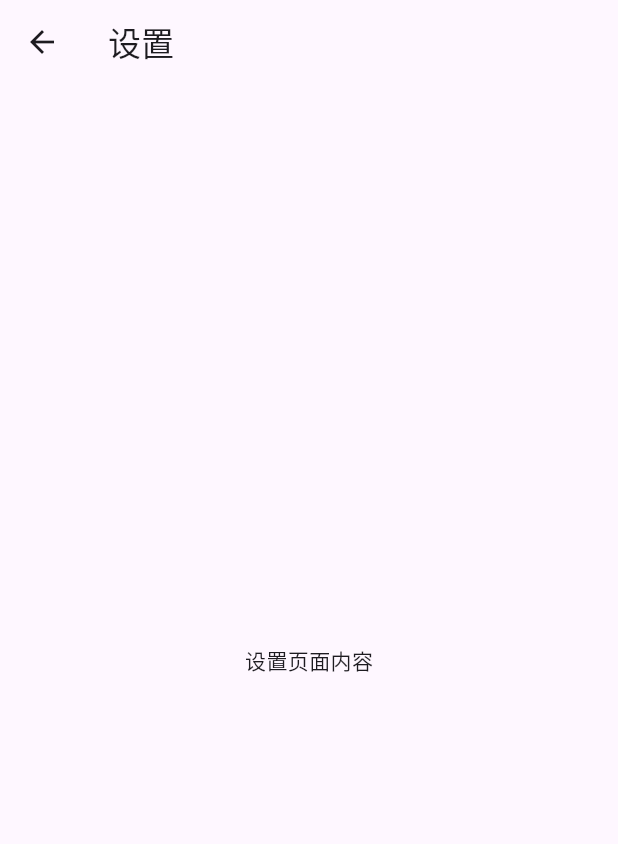
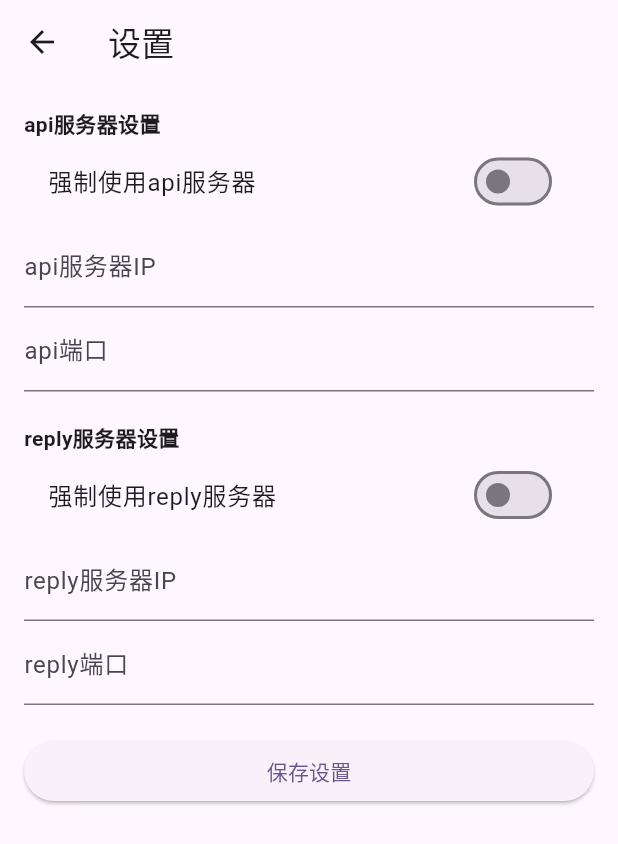
Before and after one commit to Augus2026/EasyNetwork, a Flutter app: the screen it shows after launch, after a tap on the "settings" icon, on a phone screen of 412 x 824 dp. Shown: the top 844 px of the screen. Run offline on Flutter 3.47's test engine with Material 3 defaults, Android fonts, the phone set to English and light mode, and no system bars; our stand-ins replace auto_size_text, device_info_plus, shared_preferences; missing offline and left inert: dart:ffi, system_info; network calls fail.

Commit message:
添加服务器地址设置功能

```diff
--- /dev/null
+++ b/EasyNetwork/flutter/lib/config.dart
@@ -0,0 +1,35 @@
+import 'dart:convert';
+import 'dart:io';
+import 'package:shared_preferences/shared_preferences.dart';
+
+Future<String> get_api_server_address() async {
+  String server_address = "cn-easy-network.com";
+  String server_port = "1001";
+
+  SharedPreferences prefs = await SharedPreferences.getInstance();
+  bool forceUseApiServer = prefs.getBool('forceUseApiServer') ?? false;
+  if(forceUseApiServer) {
+    server_address = prefs.getString('apiServerIp') ?? '';
+    server_port = prefs.getInt('apiServerPort')?.toString() ?? '';
+  }
+
+  return '$server_address:$server_port';
+}
+
+Future<String> get_reply_server_address() async {
+  String server_address = "";
+  String server_port = "";
+
+  SharedPreferences prefs = await SharedPreferences.getInstance();
+  bool forceUseReplyServer = prefs.getBool('forceUseReplyServer') ?? false;
+  if(forceUseReplyServer) {
+    server_address = prefs.getString('replyServerIp') ?? '';
+    server_port = prefs.getInt('replyServerPort')?.toString() ?? '';
+  }
+
+  if(server_address == "" || server_port == "") {
+    return "";
+  }
+
+  return '$server_address:$server_port';
+}
--- a/EasyNetwork/flutter/lib/easy_network_http.dart
+++ b/EasyNetwork/flutter/lib/easy_network_http.dart
@@ -4,13 +4,7 @@ import 'package:flutter/material.dart';
 import 'package:http/http.dart' as http;
 import 'package:device_info_plus/device_info_plus.dart';
 import 'package:system_info/system_info.dart';
-
-String server_address = "cn-easy-network.com";
-String server_port = "1001";
-
-String get_server_address() {
-  return '$server_address:$server_port';
-}
+import 'config.dart';
 
 Future<Map<String, dynamic>> _getDeviceInfo() async {
   final deviceInfo = DeviceInfoPlugin();
@@ -54,7 +48,7 @@ Future<bool> report_sysinfo({
   required String uuid,
 }) async {
   try {
-    String domain = get_server_address();
+    String domain = await get_api_server_address();
     final url = Uri.parse('http://$domain/api/v1/sysinfo');
     final headers = {
       'Accept': 'application/json',
@@ -90,7 +84,7 @@ Future<bool> update_online_status({
   required String uuid,
 }) async {
   try {
-    String domain = get_server_address();
+    String domain = await get_api_server_address();
     final url = Uri.parse('http://$domain/api/v1/online_status');
     final headers = {
       'Accept': 'application/json',
@@ -126,7 +120,7 @@ Future<bool> update_member_online_status({
   required String networkName
 }) async {
   try {
-    String domain = get_server_address();
+    String domain = await get_api_server_address();
     final url = Uri.parse('http://$domain/api/v1/member_online_status');
     final headers = {
       'Accept': 'application/json',
@@ -162,7 +156,7 @@ Future<List<Map<String, dynamic>>> get_network_members({
   required String networkId,
 }) async {
   try {
-    String domain = get_server_address();
+    String domain = await get_api_server_address();
     final url = Uri.parse('http://$domain/api/v1/networks/$networkId/members');
     final headers = {
       'Accept': 'application/json',
@@ -199,7 +193,7 @@ Future<Map<String, dynamic>> joinNetwork({
   required String networkName,
 }) async {
   try {
-    String domain = get_server_address();
+    String domain = await get_api_server_address();
     final url = Uri.parse('http://$domain/api/v1/networks/join');
     final headers = {
       'Accept': 'application/json',
@@ -235,7 +229,7 @@ Future<void> leaveNetwork({
   required String networkName,
 }) async {
   try {
-    String domain = get_server_address();
+    String domain = await get_api_server_address();
     final url = Uri.parse('http://$domain/api/v1/networks/leave');
     final headers = {
       'Accept': 'application/json',
@@ -270,7 +264,7 @@ Future<List<Map<String, dynamic>>> update_route({
   required String networkName,
 }) async {
   try {
-    String domain = get_server_address();
+    String domain = await get_api_server_address();
     final url = Uri.parse('http://$domain/api/v1/route_list');
     final headers = {
       'Accept': 'application/json',
--- a/EasyNetwork/flutter/lib/pages/settings_page.dart
+++ b/EasyNetwork/flutter/lib/pages/settings_page.dart
@@ -1,15 +1,143 @@
 import 'package:flutter/material.dart';
+import 'package:shared_preferences/shared_preferences.dart';
 
-class SettingsPage extends StatelessWidget {
+class SettingsPage extends StatefulWidget {
+  @override
+  _SettingsPageState createState() => _SettingsPageState();
+}
+
+class _SettingsPageState extends State<SettingsPage> {
+  final _formKey = GlobalKey<FormState>();
+  final _apiIpController = TextEditingController();
+  final _apiPortController = TextEditingController();
+  final _replyIpController = TextEditingController();
+  final _replyPortController = TextEditingController();
+  bool _forceUseApiServer = false;
+  bool _forceUseReplyServer = false;
+
+  Future<void> _loadLocalSettings() async {
+    SharedPreferences prefs = await SharedPreferences.getInstance();
+    setState(() {
+      _apiIpController.text = prefs.getString('apiServerAddress') ?? '';
+      _apiPortController.text = prefs.getInt('apiServerPort')?.toString() ?? '';
+      _replyIpController.text = prefs.getString('replyServerAddress') ?? '';
+      _replyPortController.text = prefs.getInt('replyServerPort')?.toString() ?? '';
+      _forceUseApiServer = prefs.getBool('forceUseApiServer') ?? false;
+      _forceUseReplyServer = prefs.getBool('forceUseReplyServer') ?? false;
+    });
+  }
+
+  Future<void> _saveLocalSettings() async {
+    SharedPreferences prefs = await SharedPreferences.getInstance();
+    prefs.setString('apiServerAddress', _apiIpController.text);
+    prefs.setInt('apiServerPort', int.parse(_apiPortController.text));
+    prefs.setString('replyServerAddress', _replyIpController.text);
+    prefs.setInt('replyServerPort', int.parse(_replyPortController.text));
+    prefs.setBool('forceUseApiServer', _forceUseApiServer);
+    prefs.setBool('forceUseReplyServer', _forceUseReplyServer);
+  }
+
+  @override
+  void initState() {
+    super.initState();
+    _loadLocalSettings();
+  }
+
+  @override
+  void dispose() {
+    _apiIpController.dispose();
+    _apiPortController.dispose();
+    _replyIpController.dispose();
+    _replyPortController.dispose();
+    super.dispose();
+  }
+
+  Future<void> _saveSettings() async {
+    if (_formKey.currentState!.validate()) {
+      ScaffoldMessenger.of(context).showSnackBar(
+        SnackBar(content: Text('设置已保存')),
+      );
+      await _saveLocalSettings();
+    }
+  }
+
   @override
   Widget build(BuildContext context) {
     return Scaffold(
-      appBar: AppBar(
-        title: Text('设置'),
-      ),
-      body: Center(
-        child: Text('设置页面内容'),
+      appBar: AppBar(title: Text('设置')),
+      body: Padding(
+        padding: EdgeInsets.all(16.0),
+        child: Form(
+          key: _formKey,
+          child: ListView(
+            children: [
+              Text('api服务器设置', style: TextStyle(fontWeight: FontWeight.bold)),
+              SwitchListTile(
+                title: Text('强制使用api服务器'),
+                value: _forceUseApiServer,
+                onChanged: (bool value) {
+                  setState(() {
+                    _forceUseApiServer = value;
+                  });
+                },
+              ),
+              TextFormField(
+                controller: _apiIpController,
+                decoration: InputDecoration(labelText: 'api服务器IP'),
+                validator: (value) => _validateIp(value),
+              ),
+              TextFormField(
+                controller: _apiPortController,
+                decoration: InputDecoration(labelText: 'api端口'),
+                validator: (value) => _validatePort(value),
+              ),
+              SizedBox(height: 20),
+              Text('reply服务器设置', style: TextStyle(fontWeight: FontWeight.bold)),
+              SwitchListTile(
+                title: Text('强制使用reply服务器'),
+                value: _forceUseReplyServer,
+                onChanged: (bool value) {
+                  setState(() {
+                    _forceUseReplyServer = value;
+                  });
+                },
+              ),
+              TextFormField(
+                controller: _replyIpController,
+                decoration: InputDecoration(labelText: 'reply服务器IP'),
+                validator: (value) => _validateIp(value),
+              ),
+              TextFormField(
+                controller: _replyPortController,
+                decoration: InputDecoration(labelText: 'reply端口'),
+                validator: (value) => _validatePort(value),
+              ),
+              SizedBox(height: 20),
+              ElevatedButton(
+                onPressed: () async {
+                  await _saveSettings();
+                  Navigator.pop(context);
+                },
+                child: Text('保存设置'),
+              ),
+            ],
+          ),
+        ),
       ),
     );
   }
 }
+
+String? _validateIp(String? value) {
+  if (value == null || value.isEmpty) return '请输入IP地址';
+  final ipRegex = RegExp(r'^((25[0-5]|2[0-4]\d|[01]?\d\d?)\.){3}(25[0-5]|2[0-4]\d|[01]?\d\d?)$');
+  if (!ipRegex.hasMatch(value)) return '请输入有效的IP地址';
+  return null;
+}
+
+String? _validatePort(String? value) {
+  if (value == null || value.isEmpty) return '请输入端口号';
+  final port = int.tryParse(value);
+  if (port == null || port < 1 || port > 65535) return '请输入有效的端口号 (1-65535)';
+  return null;
+}
--- a/EasyNetwork/flutter/pubspec.yaml
+++ b/EasyNetwork/flutter/pubspec.yaml
@@ -36,6 +36,7 @@ dependencies:
   device_info_plus: ^11.3.0  # 从11.4.0降级到11.3.0
   system_info: ^1.0.1
   uuid: ^3.0.7
+  shared_preferences: ^2.2.1
 
   # The following adds the Cupertino Icons font to your application.
   # Use with the CupertinoIcons class for iOS style icons.
```
Also changed, not shown: EasyNetwork/flutter/lib/easy_network_ffi.dart (+11 -1 lines), EasyNetwork/flutter/pubspec.lock, 1 other file.
